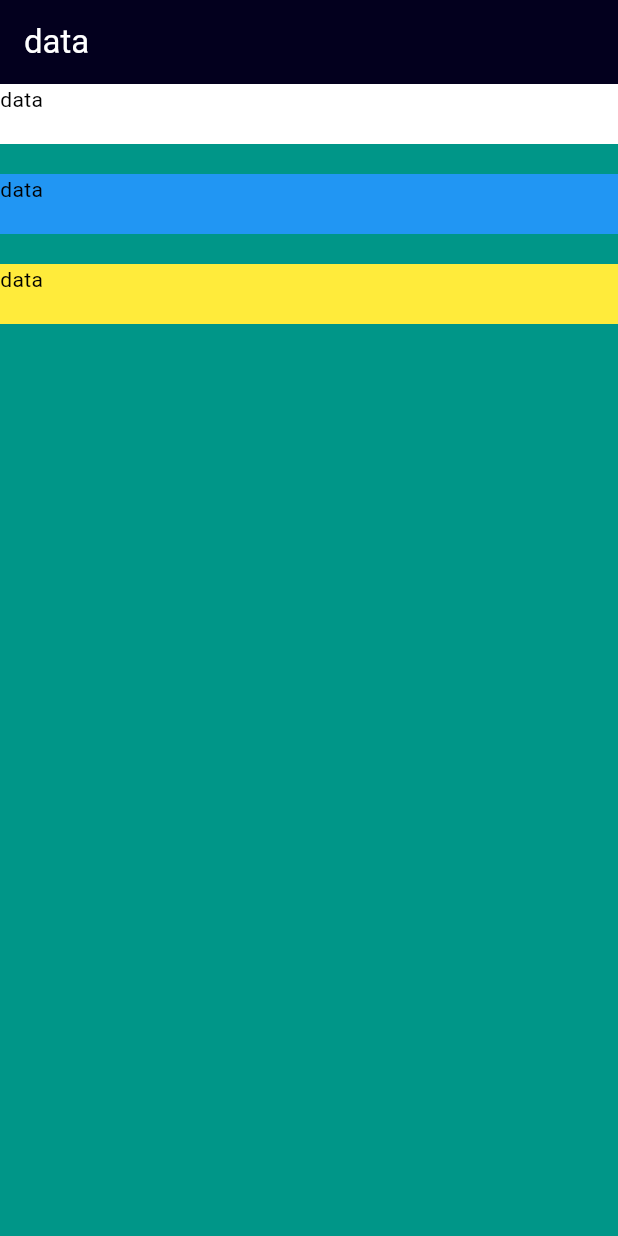
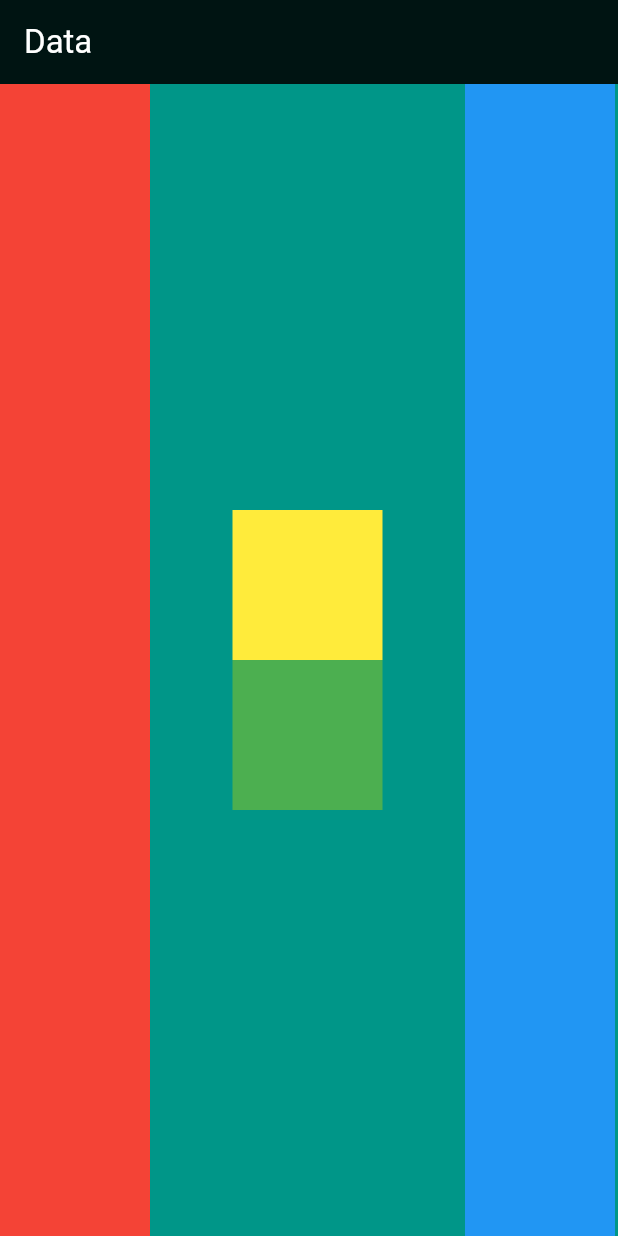
Before and after one commit to MNJTdhr/mi_card, a Flutter app: the screen it shows after launch, on a phone screen of 412 x 824 dp. Run offline on Flutter 3.47's test engine with Material 3 defaults, Android fonts, the phone set to English and light mode, and no system bars.

```diff
--- a/lib/main.dart
+++ b/lib/main.dart
@@ -12,42 +12,43 @@ class MyWidget extends StatelessWidget {
     return MaterialApp(
       home: Scaffold(
         appBar: AppBar(
-          title: Text("data"),
-          backgroundColor: const Color.fromARGB(255, 3, 0, 30),
+          title: Text("Data"),
           foregroundColor: Colors.white,
+          backgroundColor: Colors.black87,
         ),
         backgroundColor: Colors.teal,
         body: SafeArea(
-          child: Column(
-            crossAxisAlignment: CrossAxisAlignment.stretch,
+          child: Row(
+            crossAxisAlignment: CrossAxisAlignment.start,
             children: [
               Container(
-                height: 40,
-                color: Colors.white,
-                child: Text(
-                  "data",
-                  style: TextStyle(color: Colors.black),
-                ),
+                width: 100,
+                color: Colors.red,
               ),
               SizedBox(
-                height: 20,
+                width: 55,
+              ),
+              Column(
+                mainAxisAlignment: MainAxisAlignment.center,
+                children: [
+                  Container(
+                    width: 100,
+                    height: 100,
+                    color: Colors.yellow,
+                  ),
+                  Container(
+                    width: 100,
+                    height: 100,
+                    color: Colors.green,
+                  ),
+                ],
+              ),
+              SizedBox(
+                width: 55,
               ),
               Container(
-                height: 40,
+                width: 100,
                 color: Colors.blue,
-                child: Text(
-                  "data",
-                  style: TextStyle(color: Colors.black),
-                ),
-              ),
-              Container(
-                height: 40,
-                color: Colors.yellow,
-                margin: EdgeInsets.symmetric(vertical: 20),
-                child: Text(
-                  "data",
-                  style: TextStyle(color: Colors.black),
-                ),
               ),
             ],
           ),
```
